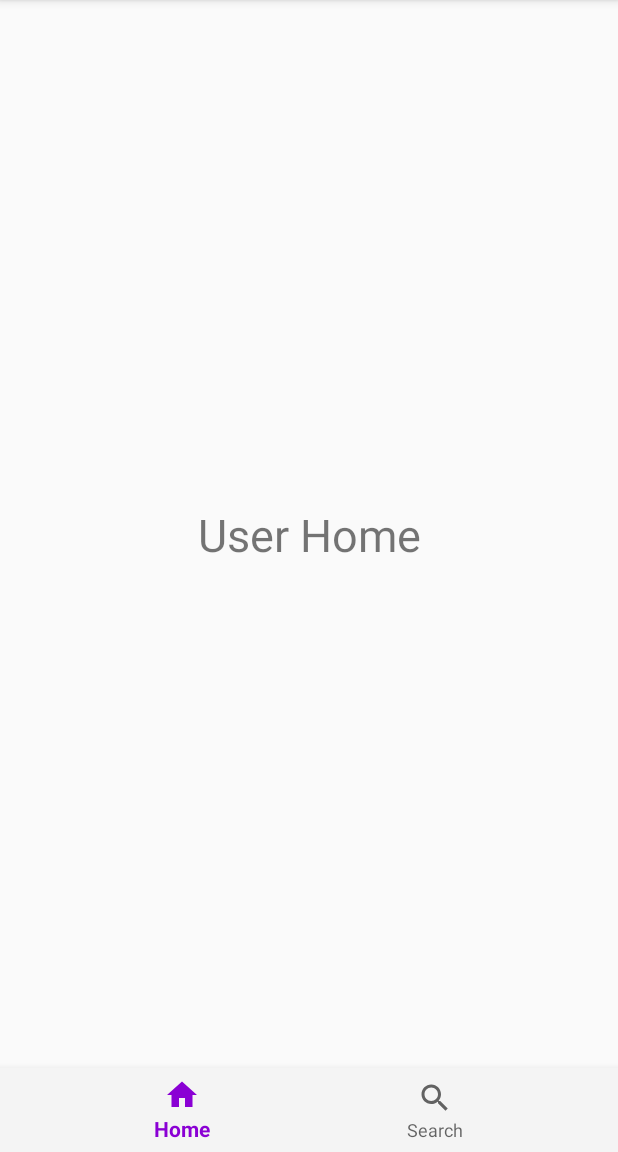
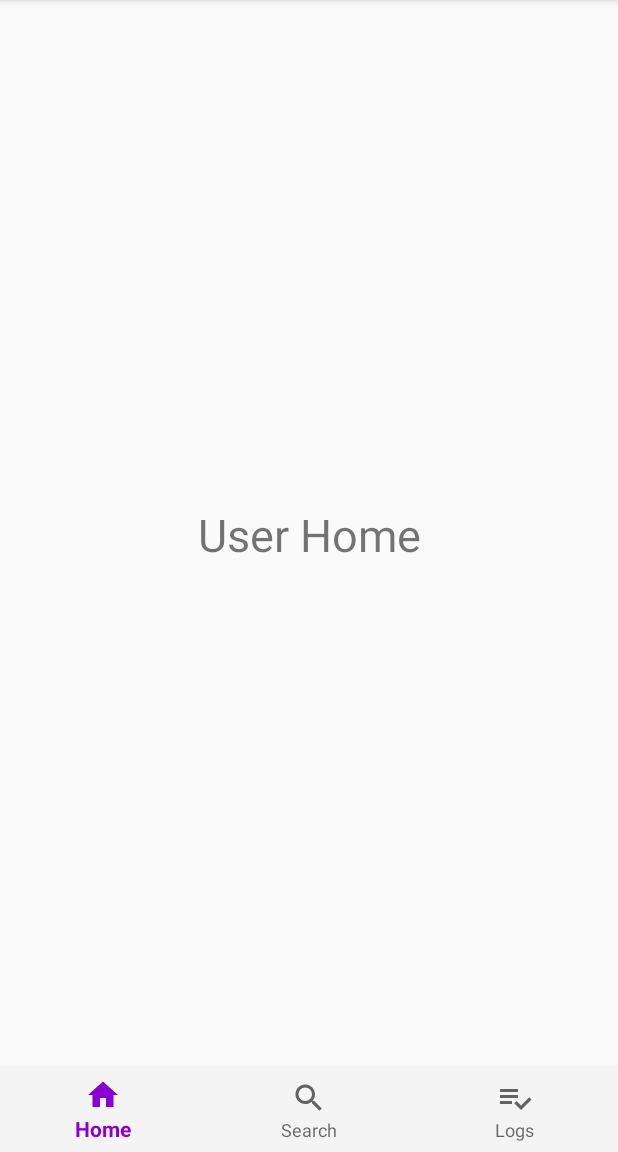
Before and after one commit to kriticalflare/SIESGST_Inventory, an Android app: the User_Main screen opened directly, with no data from a screen before it, on a phone screen of 412 x 824 dp, the part 84-1236 px from its top. Run offline under Robolectric (Android 15) with nearby library versions, the phone set to English and light mode, and no system bars.

Commit message:
Added User Logs Fragment

```diff
--- /dev/null
+++ b/app/src/main/java/com/example/inventory/UserClass/UserLogsFragment.java
@@ -0,0 +1,6 @@
+package com.example.inventory.UserClass;
+
+import androidx.fragment.app.Fragment;
+
+public class UserLogsFragment extends Fragment {
+}
--- a/app/src/main/java/com/example/inventory/UserClass/User_Main.java
+++ b/app/src/main/java/com/example/inventory/UserClass/User_Main.java
@@ -38,6 +38,8 @@ public class User_Main extends AppCompatActivity {
                         case R.id.search_icon:
                             selectedFragment = new UserSearchFragment();
                             break;
+                        case R.id.logs_icon:
+                            selectedFragment = new UserLogsFragment();
                     }
                     getSupportFragmentManager().beginTransaction().replace(R.id.fragment_container,
                             selectedFragment).commit();
--- a/app/src/main/res/menu/user_bottom_navigation.xml
+++ b/app/src/main/res/menu/user_bottom_navigation.xml
@@ -11,5 +11,10 @@
         android:icon="@drawable/ic_search_black_24dp"
         android:title="Search"
         />
+    <item
+        android:id="@+id/logs_icon"
+        android:icon="@drawable/ic_logs_black_24dp"
+        android:title="Logs"/>
+
 
 </menu>
```
Also changed, not shown: app/src/main/java/com/example/inventory/Adapter/Admin_Requests_Adapter.java (+18 -10 lines).
